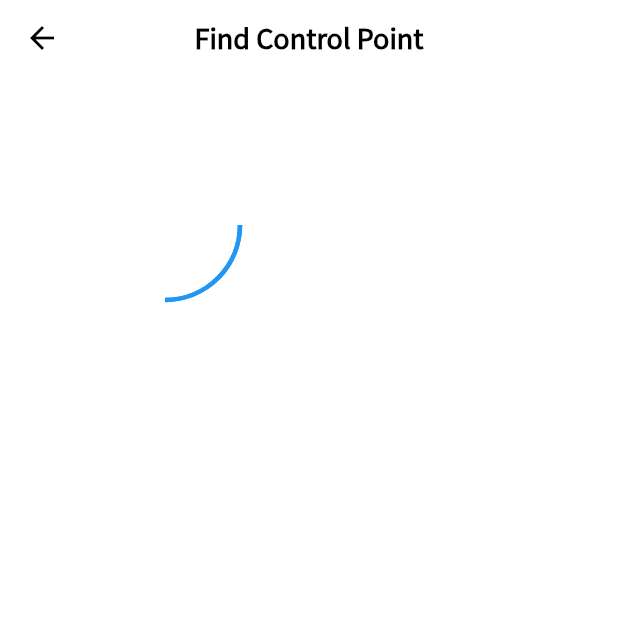
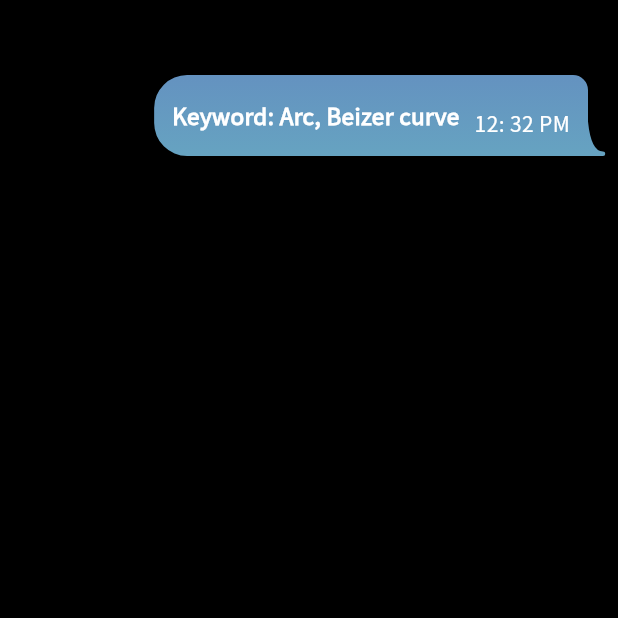
Before and after one commit to hgtdung/flutter_example_project, a Flutter app: the ArcPaintingExample screen opened directly, on a phone screen of 412 x 824 dp, the top half of it. Run offline on Flutter 3.47's test engine with Material 3 defaults, Android fonts, the light colour scheme and no system bars; our stand-ins replace dio, equatable, firebase_crashlytics, flutter_bloc, freezed_annotation, get_it and 1 more; accounts and stored records are empty; generated files the repository leaves out were written again.

Commit message:
create custom paint chatbox widget

```diff
--- a/lib/features/clip_image/arc/arc_pating_example.dart
+++ /dev/null
@@ -1,60 +0,0 @@
-import 'package:flutter/material.dart';
-
-class ArcPaintingExample extends StatefulWidget {
-  const ArcPaintingExample({super.key});
-
-  @override
-  State<ArcPaintingExample> createState() => _ArcPaintingExampleState();
-}
-
-class _ArcPaintingExampleState extends State<ArcPaintingExample> {
-  @override
-  Widget build(BuildContext context) {
-    return Scaffold(
-      appBar: AppBar(title: Text('Find Control Point')),
-      body: Padding(
-        padding: const EdgeInsets.only(left: 10),
-        child: CustomPaint(
-          painter: ClippingImageArcPainter(),
-          child: Container(),
-        ),
-      ),
-    );
-  }
-}
-
-class ClippingImageArcPainter extends CustomPainter {
-  @override
-  void paint(Canvas canvas, Size size) {
-    Size size = Size(300, 400);
-
-    Paint paint = Paint()
-      ..color = Colors.blue
-      ..strokeWidth = 3
-      ..style = PaintingStyle.stroke;
-
-    // Path path = Path();
-    // path.addRect(Rect.fromLTRB(0, 0, 300, size.height));
-    //
-    final path = Path();
-
-    // Define the rectangle bounds for the arc
-    final rect = Rect.fromCircle(center: Offset(100, 100), radius: 50);
-
-    // Draw an arc from 0 to 90 degrees (pi/2 radians)
-    path.arcTo(
-      rect,
-      0,              // Start angle (radians)
-      3.14 / 2 ,       // Sweep angle (90 degrees in radians)
-      false,          // forceMoveTo
-    );
-
-    canvas.drawPath(path, paint);
-    canvas.drawPath(path, paint);
-    //
-
-  }
-
-  @override
-  bool shouldRepaint(covariant CustomPainter oldDelegate) => true;
-}
--- /dev/null
+++ b/lib/features/curves/arc/arc_pating_example.dart
@@ -0,0 +1,103 @@
+import 'dart:math';
+
+import 'package:flutter/material.dart';
+
+class ArcPaintingExample extends StatefulWidget {
+  const ArcPaintingExample({super.key});
+
+  @override
+  State<ArcPaintingExample> createState() => _ArcPaintingExampleState();
+}
+
+class _ArcPaintingExampleState extends State<ArcPaintingExample> {
+  static const largeBorderRadius = 22.0;
+  static const  smallBorderRadius = 12.0;
+  static const  messageFontSize = 15.0;
+  static const  timeFontSize = 14.0;
+  static const timeFontWeight = FontWeight.w500;
+  @override
+  Widget build(BuildContext context) {
+
+    return Scaffold(
+      backgroundColor: Colors.black,
+      appBar: AppBar(title: Text('Custom Painting')),
+      body: Padding(
+        padding: const EdgeInsets.only(left: 10),
+        child: Container(
+          padding: const EdgeInsets.only(right: 20),
+          width: double.infinity,
+          child: Column(
+            crossAxisAlignment: CrossAxisAlignment.end,
+            children: [
+              CustomPaint(
+                painter: ChatBoxPainter(),
+                child: const Padding(
+                  padding: EdgeInsets.all(12.0),
+                  child: Row(
+                    mainAxisSize: MainAxisSize.min,
+                    children: [
+                      Text(
+                        "Keyword: Arc, Beizer curve",
+                        style: TextStyle(
+                            fontSize: messageFontSize,
+                            fontWeight: FontWeight.bold,
+                            color: Colors.white),
+                      ),
+                      Padding(
+                        padding: EdgeInsets.only(left: 10, top: 10),
+                        child: Text(
+                          "12: 32 PM",
+                          style: TextStyle(
+                              fontSize: timeFontSize,
+                              fontWeight: timeFontWeight,
+                              color: Colors.white),
+                        ),
+                      ),
+                    ],
+                  ),
+                ),
+              ),
+            ],
+          ),
+        ),
+      ),
+    );
+  }
+}
+
+class ChatBoxPainter extends CustomPainter {
+  @override
+  void paint(Canvas canvas, Size size) {
+    const gradient =  LinearGradient(
+      colors: [Color(0xff66A3C1), Color(0xff6492C0)], begin: Alignment.bottomCenter, end: Alignment.topCenter,);
+    var paint = Paint()
+      ..color = Colors.blue
+      ..shader =
+          gradient.createShader(Rect.fromLTWH(0, 0, size.width, size.height))
+      ..strokeWidth = 3
+      ..style = PaintingStyle.fill;
+    final path = Path();
+    const leftBorderRadius = 22.0;
+    const topRightBorderRadius = 10.0;
+
+    // Draw top left border radius
+    path.arcTo(Rect.fromCircle(center: const Offset(leftBorderRadius, leftBorderRadius), radius: leftBorderRadius), pi, pi / 2, false,);
+    path.lineTo(size.width - leftBorderRadius, 0);
+    // Top right border radius
+    path.arcTo(Rect.fromCircle(center: Offset(size.width - topRightBorderRadius, topRightBorderRadius), radius: topRightBorderRadius), 3 * pi / 2, pi / 2, false,);
+    path.lineTo(size.width, (2 * size.height / 3) - 5);
+    // The curve on the bottom right
+    path.quadraticBezierTo(size.width + 2, size.height - 3, size.width + 10, size.height - 3);
+    path.arcTo(Rect.fromCircle(center: Offset(size.width + 10, size.height - 1.5), radius: 1.5), 3 * pi / 2, pi, false);
+    //
+    path.lineTo(leftBorderRadius, size.height);
+    // Bottom left border radius
+    path.arcTo(Rect.fromCircle(center: Offset(leftBorderRadius, size.height - leftBorderRadius), radius: leftBorderRadius), pi / 2, pi / 2, false);
+    path.lineTo(0, leftBorderRadius);
+
+    canvas.drawPath(path, paint);
+  }
+
+  @override
+  bool shouldRepaint(covariant CustomPainter oldDelegate) => true;
+}
--- a/lib/features/clip_image/curve/curve_using_tool.dart
+++ b/lib/features/curves/curve/curve_using_tool.dart
@@ -1,5 +1,5 @@
 import 'package:flutter/material.dart';
-import 'package:flutter_example_project/features/clip_image/curve/clip_shadow_patth.dart';
+import 'package:flutter_example_project/features/curves/curve/clip_shadow_patth.dart';
 
 class CurveUsingTool extends StatefulWidget {
   const CurveUsingTool({super.key});
```
Also changed, not shown: lib/features/main_screen/main_screen.dart (+3 -5 lines), assets/images/checkmark.png (added), lib/features/curves/curve/clip_shadow_patth.dart (renamed from lib/features/clip_image/curve/clip_shadow_patth.dart), lib/features/curves/curve/clipping_image_curve_example.dart (renamed from lib/features/clip_image/curve/clipping_image_curve_example.dart), lib/features/curves/curve/curve_paiting_example.dart (renamed from lib/features/clip_image/curve/curve_paiting_example.dart).
